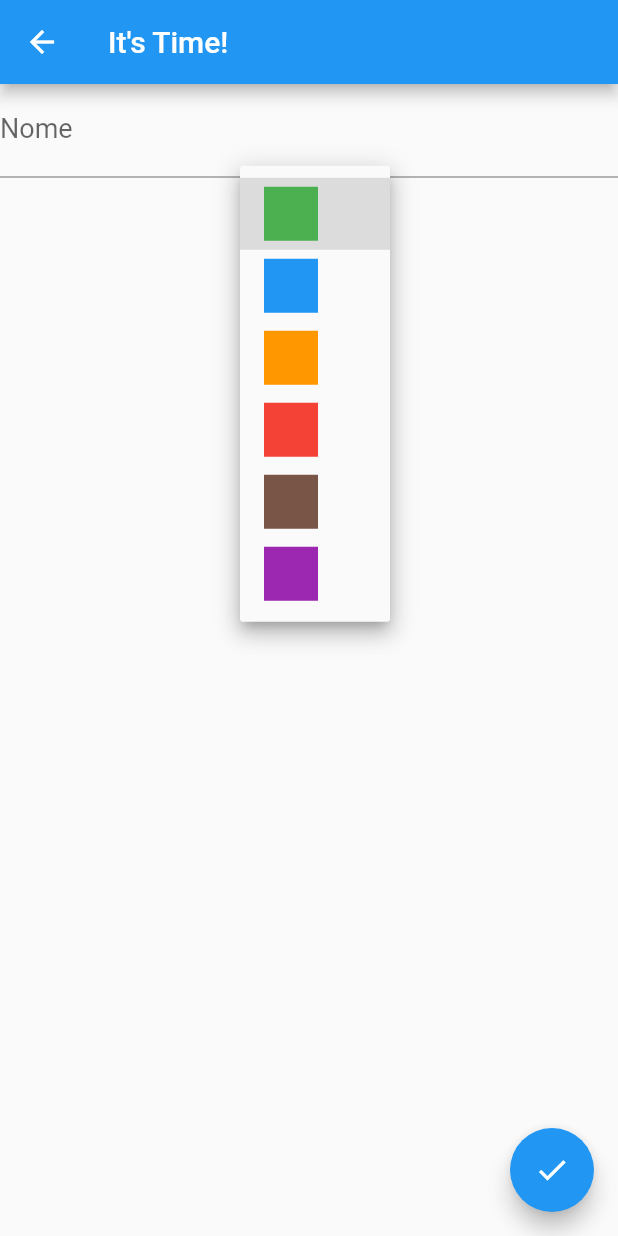
After one commit to filipecaldas/its_time, a Flutter app: the TicketForm screen opened directly, after a tap on the "arrow downward" icon, on a phone screen of 412 x 824 dp. The commit adds this screen. Run offline on Flutter 3.47's test engine with Material 2 defaults, Android fonts, the phone set to English and light mode, and no system bars; our stand-ins replace flutter_datetime_picker, sqflite; accounts and stored records are empty.

Commit message:
fix: connect db in ticket_form and ticket_list

```diff
--- a/lib/database/app_database.dart
+++ b/lib/database/app_database.dart
@@ -7,7 +7,7 @@ Future<Database> getDatabase() async {
   return openDatabase(path, onCreate: (db, version) {
     db.execute('CREATE TABLE ticket('
         'id INTEGER PRIMARY KEY,'
-        'color TEXT,'
+        'color INTEGER,'
         'name TEXT'
         ')');
     db.execute('CREATE TABLE todo('
--- a/lib/main.dart
+++ b/lib/main.dart
@@ -1,7 +1,5 @@
 import 'package:flutter/material.dart';
-import 'package:its_time/screens/dashboard.dart';
-import 'package:its_time/screens/to_do_form.dart';
-import 'package:its_time/screens/to_do_list.dart';
+import 'package:its_time/screens/ticket_list.dart';
 
 void main() {
   runApp(ItsTimeApp());
@@ -11,6 +9,6 @@ class ItsTimeApp extends StatelessWidget {
   // This widget is the root of your application.
   @override
   Widget build(BuildContext context) {
-    return MaterialApp(home: ToDoForm());
+    return MaterialApp(home: TicketList());
   }
 }
--- a/lib/models/Ticket.dart
+++ b/lib/models/Ticket.dart
@@ -1,7 +1,7 @@
 class Ticket {
   int id;
   String name;
-  String color;
+  int color;
 
   Ticket({this.id, this.name, this.color});
 }
--- /dev/null
+++ b/lib/screens/ticket_form.dart
@@ -0,0 +1,79 @@
+import 'package:flutter/material.dart';
+import 'package:its_time/database/dao/ticket_dao.dart';
+import 'package:its_time/models/Ticket.dart';
+
+class TicketForm extends StatefulWidget {
+  @override
+  _TicketFormState createState() => _TicketFormState();
+}
+
+class _TicketFormState extends State<TicketForm> {
+  List<Color> colors = [
+    Colors.green,
+    Colors.blue,
+    Colors.orange,
+    Colors.red,
+    Colors.brown,
+    Colors.purple,
+  ];
+
+  Color dropdownValue = Colors.green;
+
+  final TicketDao _ticketDao = TicketDao();
+
+  final TextEditingController _controllerName = TextEditingController();
+
+  @override
+  Widget build(BuildContext context) {
+    return Scaffold(
+      appBar: AppBar(
+        title: Text("It's Time!"),
+      ),
+      floatingActionButton: FloatingActionButton(
+        onPressed: () {
+          final String name = _controllerName.text;
+          final int color = colors.indexOf(dropdownValue);
+          final Ticket newTicket = Ticket(name: name, color: color);
+          _ticketDao.create(newTicket).then((id) => {
+                Navigator.pop(context),
+              });
+        },
+        child: const Icon(Icons.check),
+      ),
+      body: Column(
+        children: <Widget>[
+          TextField(
+            controller: _controllerName,
+            decoration: InputDecoration(
+              labelText: 'Nome',
+            ),
+            style: TextStyle(
+              fontSize: 18.0,
+            ),
+          ),
+          DropdownButton<Color>(
+            value: dropdownValue,
+            icon: const Icon(Icons.arrow_downward),
+            onChanged: (Color newValue) {
+              setState(() {
+                dropdownValue = newValue;
+              });
+            },
+            items: colors.map<DropdownMenuItem<Color>>(
+              (Color value) {
+                return DropdownMenuItem(
+                  value: value,
+                  child: Container(
+                    width: 36.0,
+                    height: 36.0,
+                    color: value,
+                  ),
+                );
+              },
+            ).toList(),
+          ),
+        ],
+      ),
+    );
+  }
+}
```
Also changed, not shown: lib/screens/dashboard.dart (deleted, +0 -77 lines), lib/screens/ticket_list.dart (added, +74 -0 lines).
